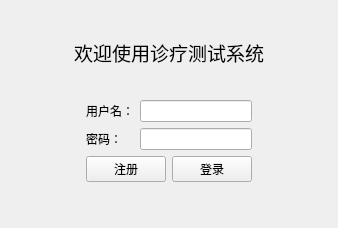
Old version of the form loginview.ui in the repository shilinlang/lab4.
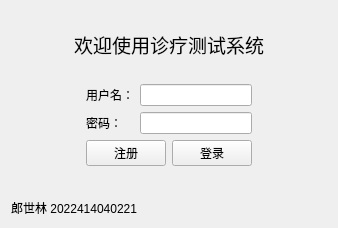
New version of the form.

Patch:
```diff
--- a/loginview.ui
+++ b/loginview.ui
@@ -148,6 +148,13 @@
      </property>
     </spacer>
    </item>
+   <item>
+    <widget class="QLabel" name="label_4">
+     <property name="text">
+      <string>郎世林 2022414040221</string>
+     </property>
+    </widget>
+   </item>
   </layout>
  </widget>
  <resources/>
```
